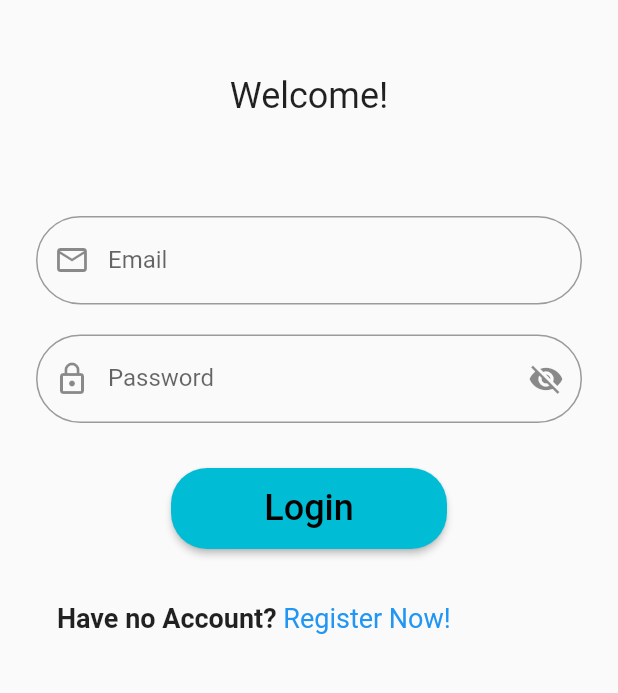
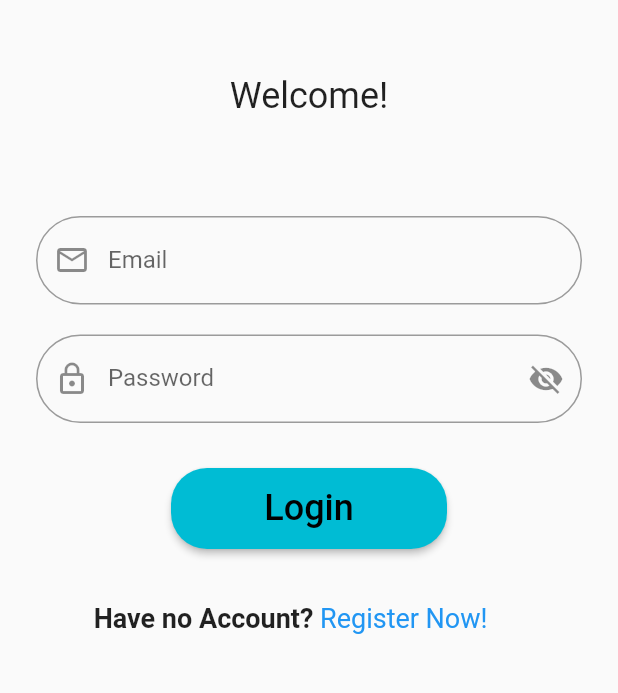
Before and after one commit to ahmad2009qqq/SMK_Millenial_Coding_2022, a Flutter app: the screen it shows after launch, on a phone screen of 412 x 824 dp, the part 303-996 px from its top. Run offline on Flutter 3.47's test engine with Material 2 defaults, Android fonts, the phone set to English and light mode, and no system bars; our stand-ins replace firebase_auth, firebase_core, image_picker; accounts and stored records are empty; project files that could hold a hidden picture were left out.

Commit message:
Message (commit on 'login')

```diff
--- a/Codelab/flutter_auth/lib/login.dart
+++ b/Codelab/flutter_auth/lib/login.dart
@@ -43,8 +43,8 @@ class Login extends StatelessWidget {
 
           Row(
             children: <Widget>[
-              SizedBox(width: 30),
-              Text('Have no Account? ',
+              SizedBox(width: 50),
+              Text(' Have no Account? ',
                   style: TextStyle(fontWeight: FontWeight.bold, fontSize: 18)),
               GestureDetector(
                 onTap: () {
--- a/Codelab/flutter_auth/lib/signup.dart
+++ b/Codelab/flutter_auth/lib/signup.dart
@@ -39,6 +39,7 @@ class Signup extends StatelessWidget {
                 Container(
                   child: Row(
                     children: <Widget>[
+                      SizedBox(width: 0),
                       Text('Have Account? ',
                           style: TextStyle(
                               fontWeight: FontWeight.bold, fontSize: 18)),
```
